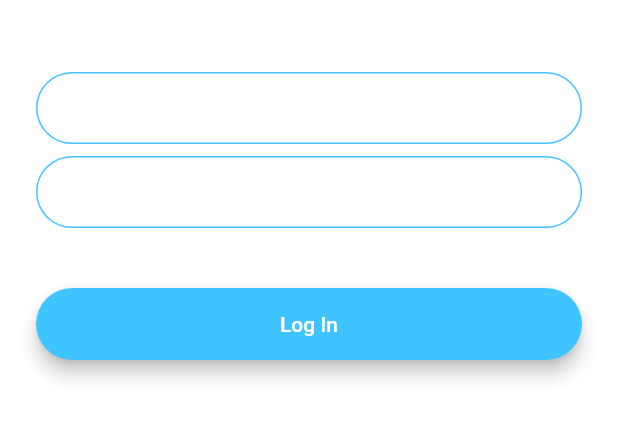
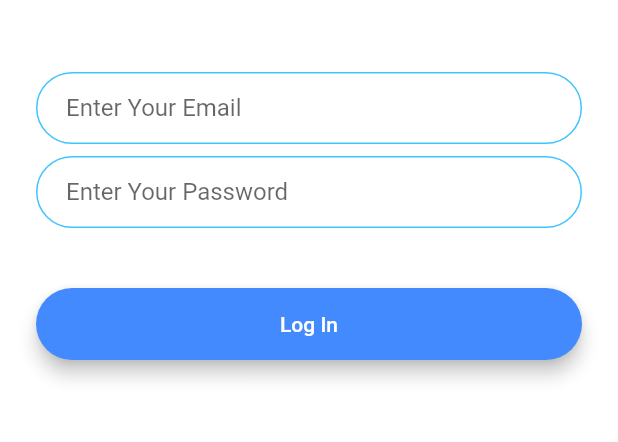
Before and after one commit to DinuwanB/Flutter-Chat-App, a Flutter app: the screen it shows after launch, after a tap on "Log In", on a phone screen of 412 x 824 dp, the part 576-1018 px from its top. Run offline on Flutter 3.47's test engine with Material 2 defaults, Android fonts, the phone set to English and light mode, and no system bars; our stand-ins replace animated_text_kit.

Commit message:
rounded button component added and Text filed decoration added to constant dart file

```diff
--- /dev/null
+++ b/lib/component/roundButton.component.dart
@@ -0,0 +1,29 @@
+import 'package:flutter/material.dart';
+
+
+class RoundButtonWidget extends StatelessWidget {
+  RoundButtonWidget({this.color, this.title, @required this.onPressed});
+  final Color color;
+  final String title;
+  final Function onPressed;
+  @override
+  Widget build(BuildContext context) {
+    return Padding(
+      padding: EdgeInsets.symmetric(vertical: 16.0),
+      child: Material(
+        elevation: 5.0,
+        color: color,
+        borderRadius: BorderRadius.circular(30.0),
+        child: MaterialButton(
+          onPressed: onPressed,
+          minWidth: 200.0,
+          height: 42.0,
+          child: Text(
+            title,
+            style: TextStyle(color: Colors.white),
+          ),
+        ),
+      ),
+    );
+  }
+}
--- a/lib/constants.dart
+++ b/lib/constants.dart
@@ -17,3 +17,19 @@ const kMessageContainerDecoration = BoxDecoration(
     top: BorderSide(color: Colors.lightBlueAccent, width: 2.0),
   ),
 );
+
+const kTextFiledDecoration = InputDecoration(
+  hintText: 'Enter your email',
+  contentPadding: EdgeInsets.symmetric(vertical: 10.0, horizontal: 20.0),
+  border: OutlineInputBorder(
+    borderRadius: BorderRadius.all(Radius.circular(32.0)),
+  ),
+  enabledBorder: OutlineInputBorder(
+    borderSide: BorderSide(color: Colors.lightBlueAccent, width: 1.0),
+    borderRadius: BorderRadius.all(Radius.circular(32.0)),
+  ),
+  focusedBorder: OutlineInputBorder(
+    borderSide: BorderSide(color: Colors.lightBlueAccent, width: 2.0),
+    borderRadius: BorderRadius.all(Radius.circular(32.0)),
+  ),
+);
--- a/lib/main.dart
+++ b/lib/main.dart
@@ -10,11 +10,7 @@ class FlashChat extends StatelessWidget {
   @override
   Widget build(BuildContext context) {
     return MaterialApp(
-      theme: ThemeData.dark().copyWith(
-        textTheme: TextTheme(
-          body1: TextStyle(color: Colors.black54),
-        ),
-      ),
+
       initialRoute: WelcomeScreen.id,
       routes: {
         WelcomeScreen.id : (context) => WelcomeScreen(),
--- a/lib/screens/login_screen.dart
+++ b/lib/screens/login_screen.dart
@@ -1,7 +1,8 @@
+import 'package:flash_chat/constants.dart';
 import 'package:flutter/material.dart';
+import 'package:flash_chat/component/roundButton.component.dart';
 
 class LoginScreen extends StatefulWidget {
-
   static const String id = 'login_screen';
 
   @override
@@ -18,9 +19,10 @@ class _LoginScreenState extends State<LoginScreen> {
         child: Column(
           mainAxisAlignment: MainAxisAlignment.center,
           crossAxisAlignment: CrossAxisAlignment.stretch,
-          children: <Widget> [
-            Hero( tag: 'logo',
-                          child: Container(
+          children: <Widget>[
+            Hero(
+              tag: 'logo',
+              child: Container(
                 height: 200.0,
                 child: Image.asset('images/chatLogo.png'),
               ),
@@ -32,24 +34,7 @@ class _LoginScreenState extends State<LoginScreen> {
               onChanged: (value) {
                 //Do something with the user input.
               },
-              decoration: InputDecoration(
-                hintText: 'Enter your email',
-                contentPadding:
-                    EdgeInsets.symmetric(vertical: 10.0, horizontal: 20.0),
-                border: OutlineInputBorder(
-                  borderRadius: BorderRadius.all(Radius.circular(32.0)),
-                ),
-                enabledBorder: OutlineInputBorder(
-                  borderSide:
-                      BorderSide(color: Colors.lightBlueAccent, width: 1.0),
-                  borderRadius: BorderRadius.all(Radius.circular(32.0)),
-                ),
-                focusedBorder: OutlineInputBorder(
-                  borderSide:
-                      BorderSide(color: Colors.lightBlueAccent, width: 2.0),
-                  borderRadius: BorderRadius.all(Radius.circular(32.0)),
-                ),
-              ),
+              decoration: kTextFiledDecoration.copyWith(hintText: 'Enter Your Email')
             ),
             SizedBox(
               height: 8.0,
@@ -58,45 +43,15 @@ class _LoginScreenState extends State<LoginScreen> {
               onChanged: (value) {
                 //Do something with the user input.
               },
-              decoration: InputDecoration(
-                hintText: 'Enter your password.',
-                contentPadding:
-                    EdgeInsets.symmetric(vertical: 10.0, horizontal: 20.0),
-                border: OutlineInputBorder(
-                  borderRadius: BorderRadius.all(Radius.circular(32.0)),
-                ),
-                enabledBorder: OutlineInputBorder(
-                  borderSide:
-                      BorderSide(color: Colors.lightBlueAccent, width: 1.0),
-                  borderRadius: BorderRadius.all(Radius.circular(32.0)),
-                ),
-                focusedBorder: OutlineInputBorder(
-                  borderSide:
-                      BorderSide(color: Colors.lightBlueAccent, width: 2.0),
-                  borderRadius: BorderRadius.all(Radius.circular(32.0)),
-                ),
-              ),
+              decoration: kTextFiledDecoration.copyWith(hintText: 'Enter Your Password')
             ),
             SizedBox(
               height: 24.0,
             ),
-            Padding(
-              padding: EdgeInsets.symmetric(vertical: 16.0),
-              child: Material(
-                color: Colors.lightBlueAccent,
-                borderRadius: BorderRadius.all(Radius.circular(30.0)),
-                elevation: 5.0,
-                child: MaterialButton(
-                  onPressed: () {
-                    //Implement login functionality.
-                  },
-                  minWidth: 200.0,
-                  height: 42.0,
-                  child: Text(
-                    'Log In',
-                  ),
-                ),
-              ),
+            RoundButtonWidget(
+              title: 'Log In',
+              color: Colors.blueAccent,
+              onPressed: () {},
             ),
           ],
         ),
--- a/lib/screens/registration_screen.dart
+++ b/lib/screens/registration_screen.dart
@@ -1,4 +1,5 @@
 import 'package:flutter/material.dart';
+import 'package:flash_chat/component/roundButton.component.dart';
 
 class RegistrationScreen extends StatefulWidget {
   static const String id = 'registration_screen';
@@ -75,25 +76,7 @@ class _RegistrationScreenState extends State<RegistrationScreen> {
             SizedBox(
               height: 24.0,
             ),
-            Padding(
-              padding: EdgeInsets.symmetric(vertical: 16.0),
-              child: Material(
-                color: Colors.blueAccent,
-                borderRadius: BorderRadius.all(Radius.circular(30.0)),
-                elevation: 5.0,
-                child: MaterialButton(
-                  onPressed: () {
-                    //Implement registration functionality.
-                  },
-                  minWidth: 200.0,
-                  height: 42.0,
-                  child: Text(
-                    'Register',
-                    style: TextStyle(color: Colors.white),
-                  ),
-                ),
-              ),
-            ),
+            RoundButtonWidget(title: 'Register', color: Colors.blueAccent,onPressed: (){})
           ],
         ),
       ),
--- a/lib/screens/welcome_screen.dart
+++ b/lib/screens/welcome_screen.dart
@@ -1,6 +1,8 @@
 import 'package:flutter/material.dart';
 import 'login_screen.dart';
 import 'registration_screen.dart';
+import 'package:animated_text_kit/animated_text_kit.dart';
+import 'package:flash_chat/component/roundButton.component.dart';
 
 class WelcomeScreen extends StatefulWidget {
   static const String id = 'welcome_screen';
@@ -33,9 +35,9 @@ class _WelcomeScreenState extends State<WelcomeScreen> {
                 SizedBox(
                   width: 20.0,
                 ),
-                Text(
-                  'Chat App',
-                  style: TextStyle(
+                TypewriterAnimatedTextKit(
+                  text: ['Chat App'],
+                  textStyle: TextStyle(
                     fontSize: 45.0,
                     fontWeight: FontWeight.w900,
                   ),
@@ -45,43 +47,21 @@ class _WelcomeScreenState extends State<WelcomeScreen> {
             SizedBox(
               height: 48.0,
             ),
-            Padding(
-              padding: EdgeInsets.symmetric(vertical: 16.0),
-              child: Material(
-                elevation: 5.0,
+            RoundButtonWidget(
+              title: 'Log In',
               color: Colors.lightBlueAccent,
-                borderRadius: BorderRadius.circular(30.0),
-                child: MaterialButton(
               onPressed: () {
                 //Go to login screen.
                 Navigator.pushNamed(context, LoginScreen.id);
               },
-                  minWidth: 200.0,
-                  height: 42.0,
-                  child: Text(
-                    'Log In',
             ),
-                ),
-              ),
-            ),
-            Padding(
-              padding: EdgeInsets.symmetric(vertical: 16.0),
-              child: Material(
+            RoundButtonWidget(
+              title: 'Register',
               color: Colors.blueAccent,
-                borderRadius: BorderRadius.circular(30.0),
-                elevation: 5.0,
-                child: MaterialButton(
               onPressed: () {
-                    //Go to registration screen.
+                //Go to login screen.
                 Navigator.pushNamed(context, RegistrationScreen.id);
               },
-                  minWidth: 200.0,
-                  height: 42.0,
-                  child: Text(
-                    'Register',
-                  ),
-                ),
-              ),
             ),
           ],
         ),
--- a/pubspec.yaml
+++ b/pubspec.yaml
@@ -11,6 +11,7 @@ dependencies:
     sdk: flutter
 
   cupertino_icons: ^0.1.2
+  animated_text_kit: ^1.3.1
 
 dev_dependencies:
   flutter_test:
```
Also changed, not shown: pubspec.lock. Lines whose indentation alone changed are shown as unchanged.
